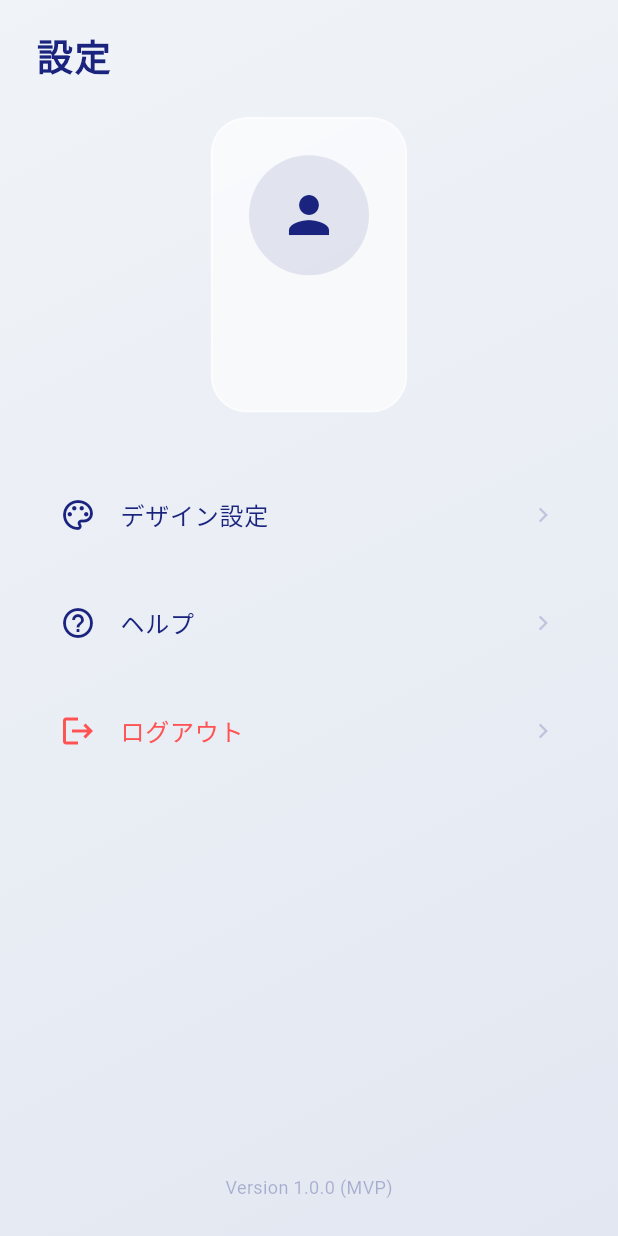
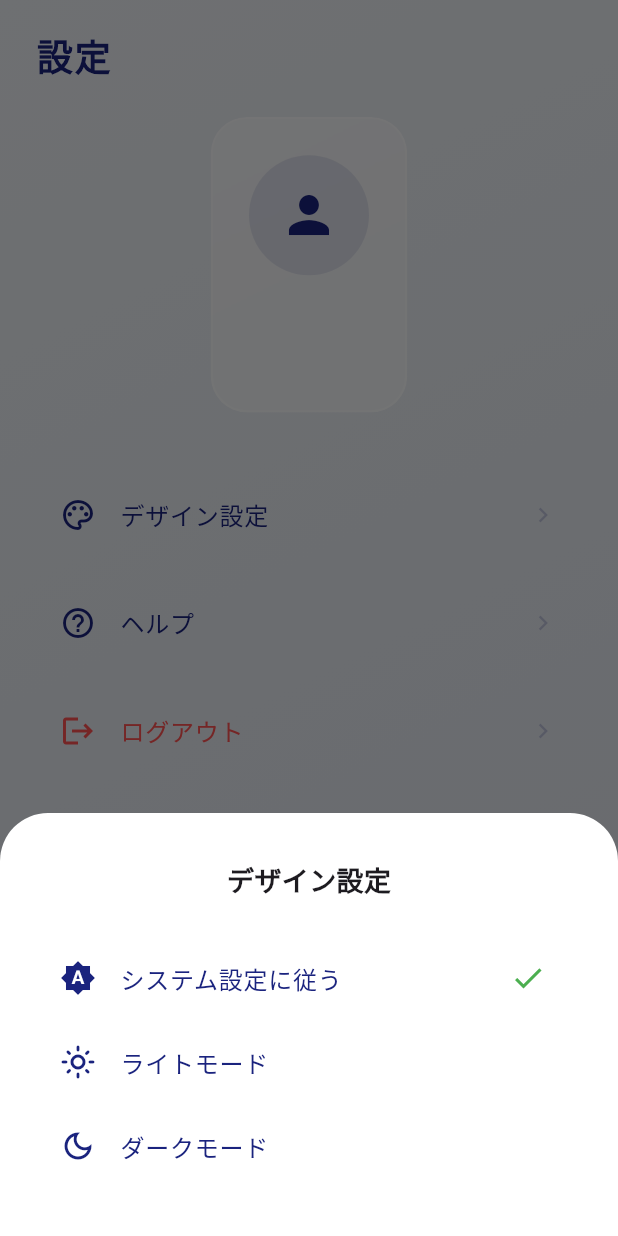
Before and after one commit to Tatsu471/kakeibo, a Flutter app: the SettingsScreen widget shown alone on an empty page, opened directly, after a tap on "デザイン設定", on a phone screen of 412 x 824 dp. Run offline on Flutter 3.47's test engine with Material 3 defaults, Android fonts, the phone set to English and light mode, and no system bars; our stand-ins replace cloud_firestore, firebase_auth, firebase_core, fl_chart, google_fonts; accounts and stored records are empty; generated files the repository leaves out were written again; network calls fail.

Commit message:
feat: implement theme settings and help dialog

```diff
--- a/lib/screens/settings_screen.dart
+++ b/lib/screens/settings_screen.dart
@@ -2,6 +2,7 @@ import 'dart:ui';
 import 'package:flutter/material.dart';
 import 'package:firebase_auth/firebase_auth.dart';
 import '../services/auth_service.dart';
+import '../main.dart'; // themeNotifier のためにインポート
 
 /// 設定画面：ユーザー情報表示 + ログアウト
 class SettingsScreen extends StatelessWidget {
@@ -108,12 +109,23 @@ class SettingsScreen extends StatelessWidget {
             _SettingTile(
               icon: Icons.palette_outlined,
               title: 'デザイン設定',
-              onTap: () {},
+              onTap: () {
+                showModalBottomSheet(
+                  context: context,
+                  backgroundColor: Colors.transparent,
+                  builder: (context) => _ThemeSelectionSheet(),
+                );
+              },
             ),
             _SettingTile(
               icon: Icons.help_outline,
               title: 'ヘルプ',
-              onTap: () {},
+              onTap: () {
+                showDialog(
+                  context: context,
+                  builder: (context) => _HelpDialog(),
+                );
+              },
             ),
             _SettingTile(
               icon: Icons.logout,
@@ -200,3 +212,109 @@ class _SettingTile extends StatelessWidget {
     );
   }
 }
+
+// ============================================================
+// テーマ選択用のボトムシート
+// ============================================================
+class _ThemeSelectionSheet extends StatelessWidget {
+  @override
+  Widget build(BuildContext context) {
+    final colorScheme = Theme.of(context).colorScheme;
+    final isDark = Theme.of(context).brightness == Brightness.dark;
+
+    return Container(
+      decoration: BoxDecoration(
+        color: isDark ? colorScheme.surface : Colors.white,
+        borderRadius: const BorderRadius.vertical(top: Radius.circular(32)),
+      ),
+      padding: const EdgeInsets.symmetric(vertical: 32, horizontal: 24),
+      child: Column(
+        mainAxisSize: MainAxisSize.min,
+        children: [
+          const Text(
+            'デザイン設定',
+            style: TextStyle(fontSize: 18, fontWeight: FontWeight.bold),
+          ),
+          const SizedBox(height: 24),
+          _ThemeOption(
+            icon: Icons.brightness_auto,
+            label: 'システム設定に従う',
+            mode: ThemeMode.system,
+          ),
+          _ThemeOption(
+            icon: Icons.light_mode_outlined,
+            label: 'ライトモード',
+            mode: ThemeMode.light,
+          ),
+          _ThemeOption(
+            icon: Icons.dark_mode_outlined,
+            label: 'ダークモード',
+            mode: ThemeMode.dark,
+          ),
+        ],
+      ),
+    );
+  }
+}
+
+class _ThemeOption extends StatelessWidget {
+  final IconData icon;
+  final String label;
+  final ThemeMode mode;
+
+  const _ThemeOption({required this.icon, required this.label, required this.mode});
+
+  @override
+  Widget build(BuildContext context) {
+    return ListTile(
+      leading: Icon(icon),
+      title: Text(label),
+      trailing: themeNotifier.value == mode ? const Icon(Icons.check, color: Colors.green) : null,
+      onTap: () {
+        themeNotifier.value = mode;
+        Navigator.pop(context);
+      },
+    );
+  }
+}
+
+// ============================================================
+// ヘルプダイアログ
+// ============================================================
+class _HelpDialog extends StatelessWidget {
+  @override
+  Widget build(BuildContext context) {
+    final colorScheme = Theme.of(context).colorScheme;
+
+    return AlertDialog(
+      shape: RoundedRectangleBorder(borderRadius: BorderRadius.circular(24)),
+      title: Row(
+        children: [
+          Icon(Icons.help_outline, color: colorScheme.secondary),
+          const SizedBox(width: 8),
+          const Text('使い方ガイド'),
+        ],
+      ),
+      content: const Column(
+        mainAxisSize: MainAxisSize.min,
+        crossAxisAlignment: CrossAxisAlignment.start,
+        children: [
+          Text('1. 記録する', style: TextStyle(fontWeight: FontWeight.bold)),
+          Text('下の「＋」ボタンから、食費や交通費をさっと入力できます。'),
+          SizedBox(height: 12),
+          Text('2. 振り返る', style: TextStyle(fontWeight: FontWeight.bold)),
+          Text('ホームのグラフや、履歴ボタンから支出の推移を確認できます。'),
+          SizedBox(height: 12),
+          Text('3. 織璃無（オリム）', style: TextStyle(fontWeight: FontWeight.bold)),
+          Text('オリムはあなたの家計を静かに見守り、時々声をかけてくれます。'),
+        ],
+      ),
+      actions: [
+        TextButton(
+          onPressed: () => Navigator.pop(context),
+          child: const Text('閉じる'),
+        ),
+      ],
+    );
+  }
+}
```
Also changed, not shown: lib/main.dart (+9 -1 lines), 1 other file.
